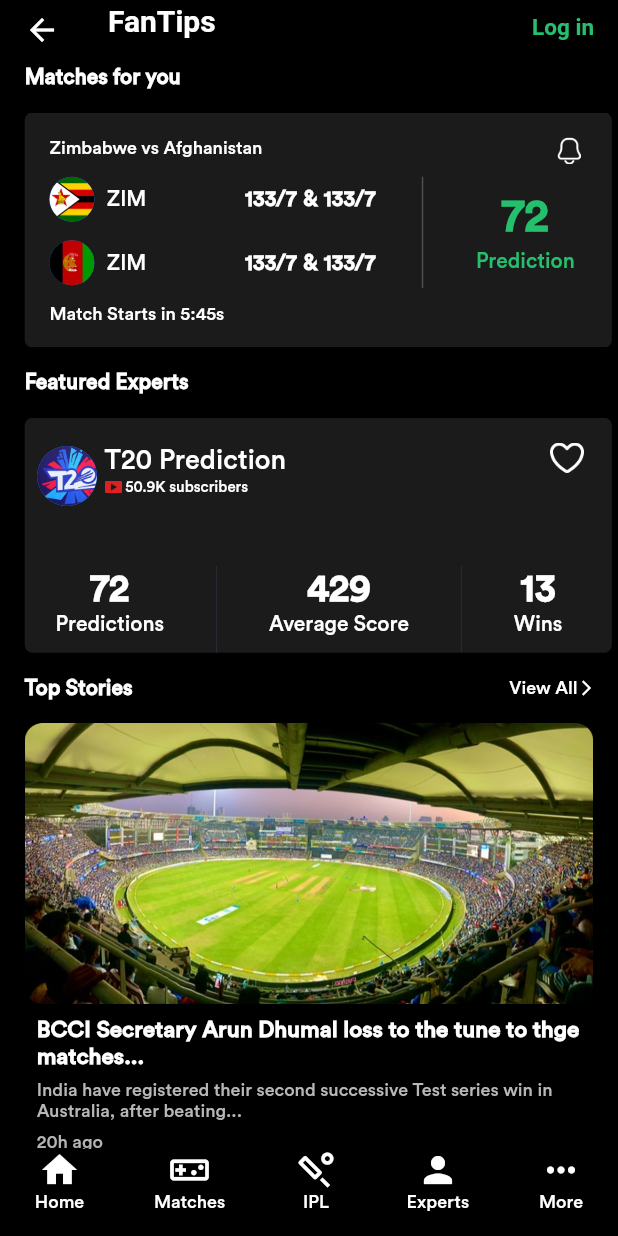
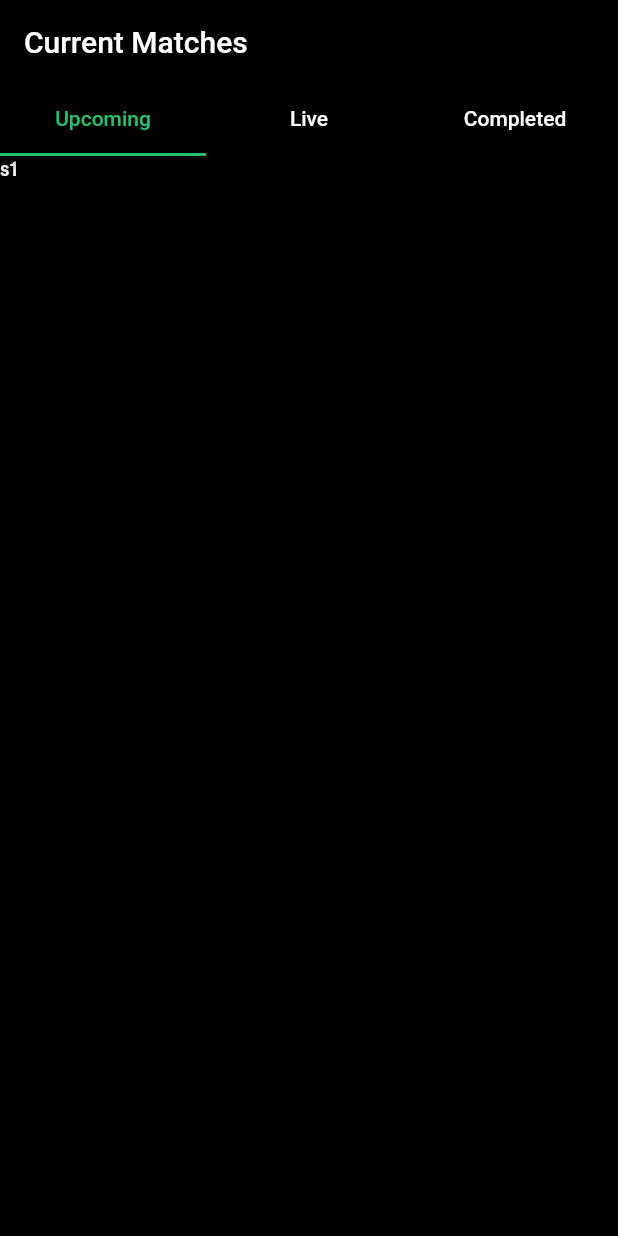
Before and after one commit to Jainish22/FanTips, a Flutter app: the HomeNews screen opened by its route, item 2 of the bottom bar chosen, on a phone screen of 412 x 824 dp. Run offline on Flutter 3.47's test engine with Material 2 defaults, Android fonts, the phone set to English and light mode, and no system bars; our stand-ins replace get, sizer.

Commit message:
bottom navigationbar matches screen

```diff
--- /dev/null
+++ b/lib/Screens/Matches/Matches.dart
@@ -0,0 +1,38 @@
+import 'package:fantips/Util/AppColor.dart';
+import 'package:fantips/Util/AppStrings.dart';
+import 'package:fantips/Widgets/MyAppbar.dart';
+import 'package:flutter/material.dart';
+
+class Matches extends StatelessWidget {
+  const Matches({Key? key}) : super(key: key);
+
+  @override
+  Widget build(BuildContext context) {
+    return DefaultTabController(
+      length: 3,
+      child: Scaffold(
+        appBar: AppBar(
+          automaticallyImplyLeading: false,
+          title: const Text(AppString.currentMatches),
+          bottom: const TabBar(
+            indicatorColor: AppColor.green,
+            labelColor: AppColor.green,
+            unselectedLabelColor: AppColor.white,
+            tabs: [
+              Tab(text: AppString.upcoming),
+              Tab(text: AppString.live),
+              Tab(text: AppString.completed)
+            ],
+          ),
+        ),
+        body: const TabBarView(
+          children: [
+            Text('s1'),
+            Text('s2'),
+            Text('s3')
+          ],
+        ),
+      ),
+    );
+  }
+}
--- a/lib/Util/AppStrings.dart
+++ b/lib/Util/AppStrings.dart
@@ -1,6 +1,8 @@
 import 'package:flutter/material.dart';
 
 class AppString {
+
+  static const blank ='';
   //Home String
   static const fanTips= 'FanTips';
   static const logIn= 'Log in';
--- a/lib/Util/GetPages.dart
+++ b/lib/Util/GetPages.dart
@@ -1,10 +1,12 @@
 import 'package:fantips/Screens/Home/Home.dart';
 import 'package:fantips/Screens/Home/HomeNews.dart';
+import 'package:fantips/Screens/Matches/Matches.dart';
 import 'package:get/get.dart';
 
 class Routes {
   static final routes = [
     GetPage(name: '/home', page: () => const Home()),
     GetPage(name: '/news', page: () => const HomeNews()),
+    GetPage(name: '/matches', page: () => const Matches()),
   ];
 }
--- a/lib/Widgets/MyAppbar.dart
+++ b/lib/Widgets/MyAppbar.dart
@@ -8,6 +8,7 @@ PreferredSizeWidget MyAppbar(String text1, String text2 ) {
   return PreferredSize(
     preferredSize: const Size.fromHeight(28),
     child: AppBar(
+      automaticallyImplyLeading: false,
       title: Row(
         mainAxisAlignment: MainAxisAlignment.spaceBetween,
         children:   [
@@ -41,7 +42,7 @@ class MyBottom extends StatelessWidget {
               )
             ),
             InkWell(
-              onTap: (){Get.toNamed('home');},
+              onTap: (){Get.toNamed('matches');},
               child: Column(
                 children: const [
                   Icon(Icons.videogame_asset_outlined,color: Colors.white,size: 28),
@@ -69,6 +70,7 @@ class MyBottom extends StatelessWidget {
             ),
             InkWell(
               onTap: (){Get.toNamed('home');},
+              splashColor: Colors.black,
               child: Column(
                 children: const [
                   Icon(Icons.more_horiz,color: Colors.white,size: 28),
```
